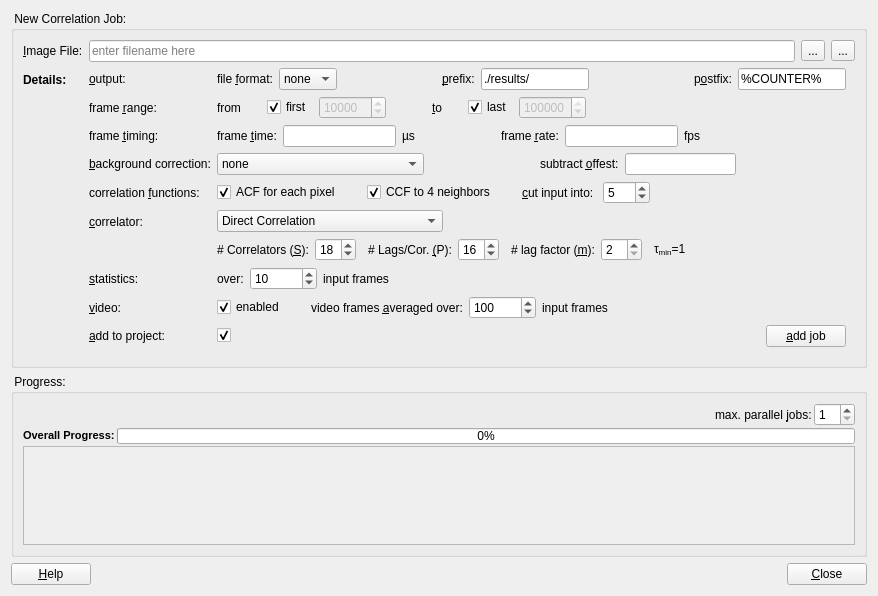
Before: the Qt Designer form plugins/imagingfcs/qfrdrimagingfcscorrelationdialog.ui in jkriege2/QuickFit3, drawn with Qt 5.
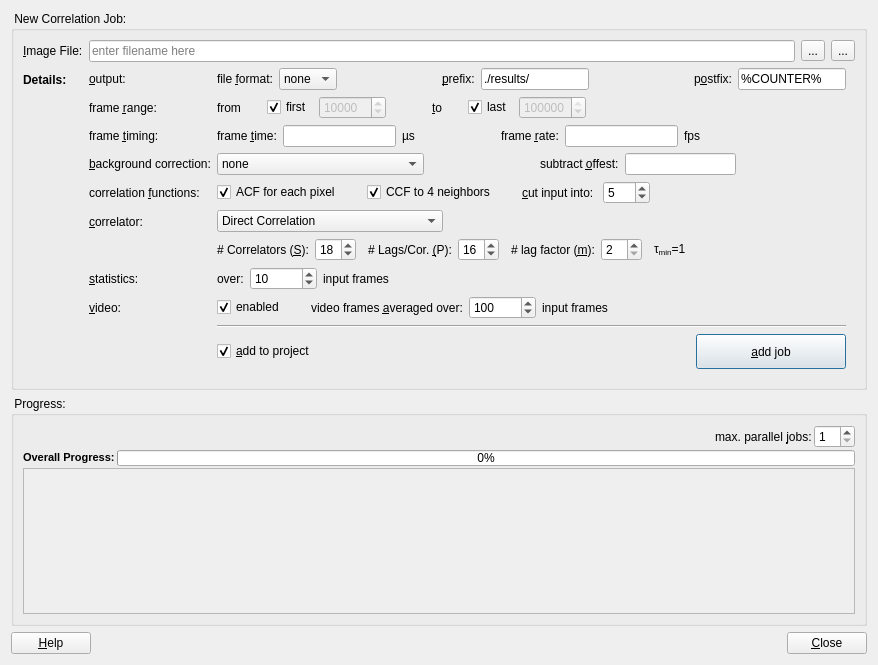
After: the same form once the commit is applied. Icons and pictures are not drawn. Custom widgets are drawn as their Qt base class.

Commit message: QuickFit3/imFCS:   - correlation dialog is now QDialog descendent   - improved handling of cancel-clicks and errors in correlation job thread

Patch:
```diff
--- a/plugins/imagingfcs/qfrdrimagingfcscorrelationdialog.ui
+++ b/plugins/imagingfcs/qfrdrimagingfcscorrelationdialog.ui
@@ -1,10 +1,7 @@
 <?xml version="1.0" encoding="UTF-8"?>
 <ui version="4.0">
  <class>QFRDRImagingFCSCorrelationDialog</class>
- <widget class="QWidget" name="QFRDRImagingFCSCorrelationDialog">
-  <property name="modal" stdset="0">
-   <bool>false</bool>
-  </property>
+ <widget class="QDialog" name="QFRDRImagingFCSCorrelationDialog">
   <property name="windowModality">
    <enum>Qt::WindowModal</enum>
   </property>
@@ -13,7 +10,7 @@
     <x>0</x>
     <y>0</y>
     <width>878</width>
-    <height>596</height>
+    <height>665</height>
    </rect>
   </property>
   <property name="windowTitle">
@@ -1087,17 +1084,17 @@
            </item>
           </layout>
          </item>
-         <item row="8" column="0">
+         <item row="9" column="0">
           <widget class="QLabel" name="label_17">
            <property name="text">
-            <string>&amp;add to project:</string>
+            <string/>
            </property>
            <property name="buddy">
             <cstring>chkAddToProject</cstring>
            </property>
           </widget>
          </item>
-         <item row="8" column="1">
+         <item row="9" column="1">
           <layout class="QHBoxLayout" name="horizontalLayout_5">
            <property name="spacing">
             <number>2</number>
@@ -1105,7 +1102,7 @@
            <item>
             <widget class="QCheckBox" name="chkAddToProject">
              <property name="text">
-              <string/>
+              <string>&amp;add to project</string>
              </property>
              <property name="checked">
               <bool>true</bool>
@@ -1127,6 +1124,12 @@
            </item>
            <item>
             <widget class="QPushButton" name="btnAddJob">
+             <property name="minimumSize">
+              <size>
+               <width>150</width>
+               <height>35</height>
+              </size>
+             </property>
              <property name="maximumSize">
               <size>
                <width>150</width>
@@ -1147,6 +1150,13 @@
            </item>
           </layout>
          </item>
+         <item row="8" column="1">
+          <widget class="Line" name="line">
+           <property name="orientation">
+            <enum>Qt::Horizontal</enum>
+           </property>
+          </widget>
+         </item>
         </layout>
        </widget>
       </item>
@@ -1265,7 +1275,7 @@
            <x>0</x>
            <y>0</y>
            <width>838</width>
-           <height>109</height>
+           <height>158</height>
           </rect>
          </property>
          <property name="sizePolicy">
```
Left out of the diff: 3 changed lines with no effect on the pictures. The commit also changes 4 other files.
